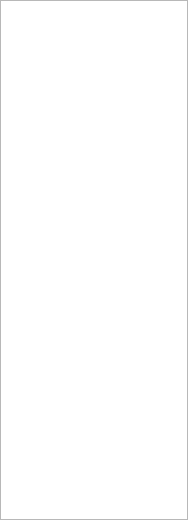
GameOverture/HarmonyEngine, file Harmony/src/Editor/Explorer/ExplorerWidget.ui: the form before one commit.
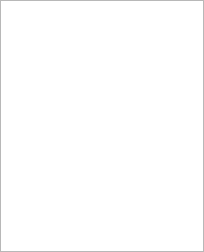
The form after the commit. Icons and pictures are not drawn. Custom widgets are drawn as their Qt base class.

Patch:
```diff
--- a/Harmony/src/Editor/Explorer/ExplorerWidget.ui
+++ b/Harmony/src/Editor/Explorer/ExplorerWidget.ui
@@ -6,8 +6,8 @@
    <rect>
     <x>0</x>
     <y>0</y>
-    <width>188</width>
-    <height>520</height>
+    <width>204</width>
+    <height>252</height>
    </rect>
   </property>
   <property name="windowTitle">
```
